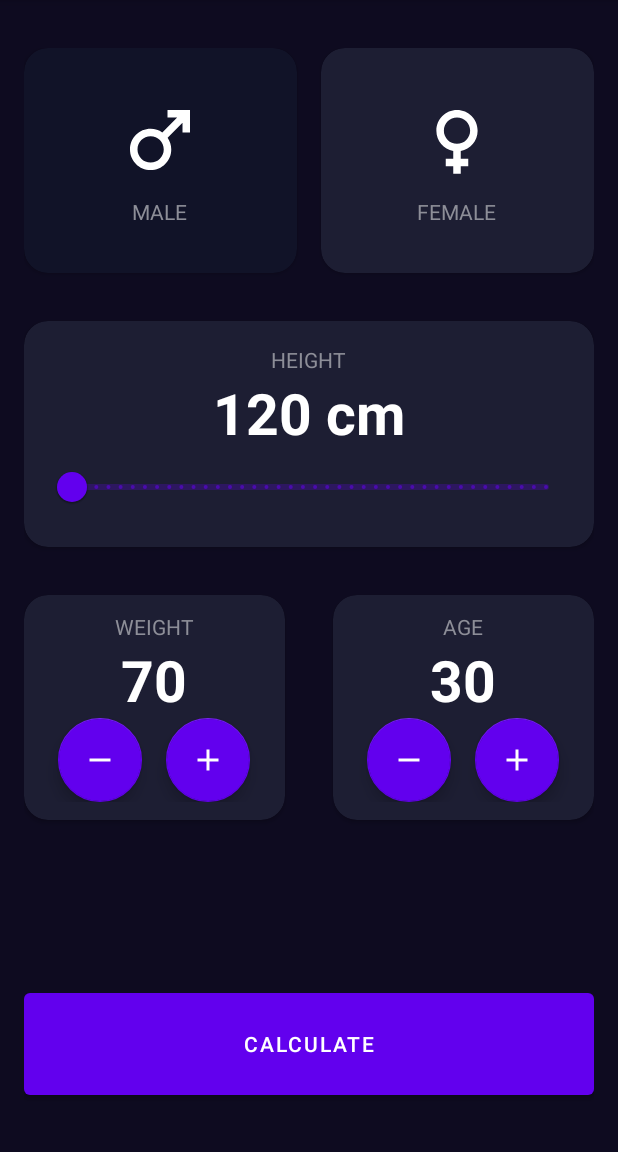
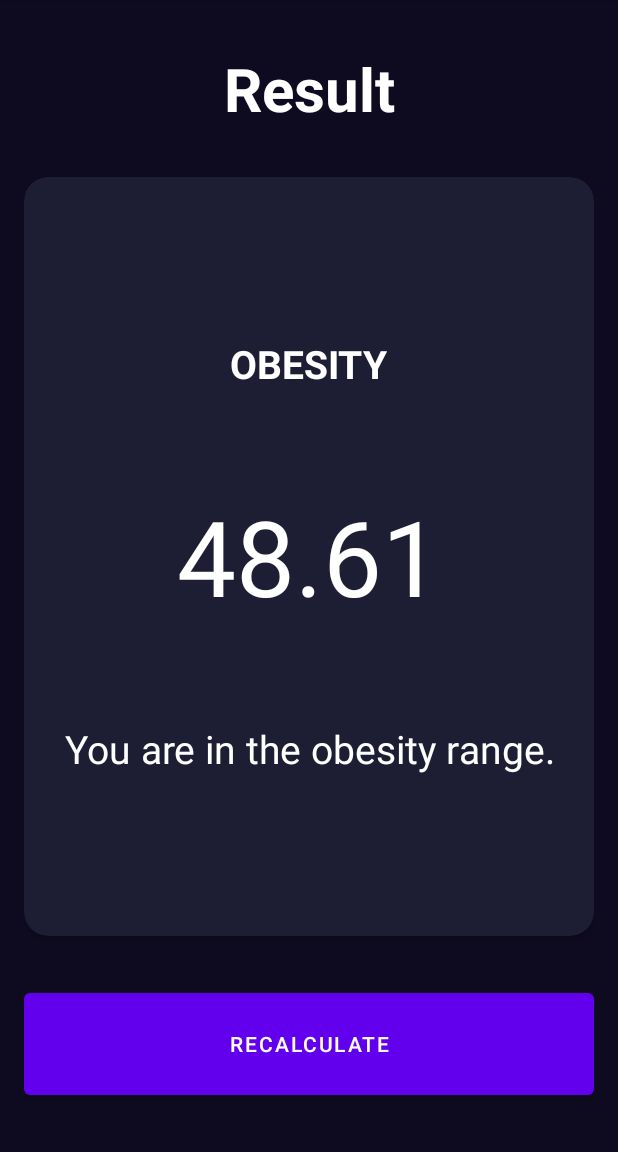
Before and after one commit to yonycalsin/BMI-Calculator, an Android app: the screen it shows after launch (MainActivity before the commit, ResultActivity after it), after a tap on "CALCULATE", on a phone screen of 412 x 824 dp, the part 84-1236 px from its top. Run offline under Robolectric (Android 15) with nearby library versions, the phone set to English and light mode, and no system bars.

Commit message:
feat: add result activity and recalculate button

```diff
--- a/app/src/main/AndroidManifest.xml
+++ b/app/src/main/AndroidManifest.xml
@@ -13,6 +13,9 @@
         android:theme="@style/Theme.BMICaculator"
         tools:targetApi="31">
         <activity
+            android:name=".ResultActivity"
+            android:exported="false" />
+        <activity
             android:name=".MainActivity"
             android:exported="true">
             <intent-filter>
--- a/app/src/main/java/com/yonycalsin/bmicaculator/MainActivity.kt
+++ b/app/src/main/java/com/yonycalsin/bmicaculator/MainActivity.kt
@@ -1,5 +1,6 @@
 package com.yonycalsin.bmicaculator
 
+import android.content.Intent
 import androidx.appcompat.app.AppCompatActivity
 import android.os.Bundle
 import android.util.Log
@@ -46,6 +47,10 @@ class MainActivity : AppCompatActivity() {
     private var currentWeight: Int = 70
 
     private var currentAge: Int = 30
+
+    companion object {
+        const val IMC_RESULT_EXTRA_KEY = "IMC_RESULT"
+    }
 
     override fun onCreate(savedInstanceState: Bundle?) {
         super.onCreate(savedInstanceState)
@@ -127,7 +132,7 @@ class MainActivity : AppCompatActivity() {
         }
 
         btnCalculate.setOnClickListener {
-            calculateBMI()
+            navigateToResult(calculateBMI())
         }
     }
 
@@ -168,13 +173,21 @@ class MainActivity : AppCompatActivity() {
         textViewAge.text = currentAge.toString()
     }
 
-    private fun calculateBMI() {
+
+    private fun navigateToResult(result: Double) {
+        val intent = Intent(this, ResultActivity::class.java)
+
+        intent.putExtra(IMC_RESULT_EXTRA_KEY, result)
+
+        startActivity(intent)
+    }
+    private fun calculateBMI(): Double {
         val bmi = currentWeight / ((currentHeight.toDouble() / 100) * (currentHeight.toDouble() / 100))
 
         val df = DecimalFormat("#.##")
 
         val result = df.format(bmi).toDouble()
 
-        Log.i("bmi", "result $bmi")
+        return result
     }
 }
--- /dev/null
+++ b/app/src/main/java/com/yonycalsin/bmicaculator/ResultActivity.kt
@@ -0,0 +1,86 @@
+package com.yonycalsin.bmicaculator
+
+import androidx.appcompat.app.AppCompatActivity
+import android.os.Bundle
+import android.widget.Button
+import android.widget.TextView
+import com.yonycalsin.bmicaculator.MainActivity.Companion.IMC_RESULT_EXTRA_KEY
+
+class ResultActivity : AppCompatActivity() {
+    private lateinit var textViewIMCStatus: TextView
+
+    private lateinit var textViewIMC: TextView
+
+    private lateinit var textViewIMCInfo: TextView
+
+    private lateinit var btnRecalculate: Button
+
+    override fun onCreate(savedInstanceState: Bundle?) {
+        super.onCreate(savedInstanceState)
+
+        setContentView(R.layout.activity_result)
+
+        val result = intent.extras?.getDouble(IMC_RESULT_EXTRA_KEY) ?: -1.0
+
+        this.initComponents()
+
+        this.initListeners()
+
+        this.initUI(result)
+    }
+
+    private fun initComponents() {
+        textViewIMCStatus = findViewById(R.id.textViewIMCStatus)
+
+        textViewIMC = findViewById(R.id.textViewIMC)
+
+        textViewIMCInfo = findViewById(R.id.textViewIMCInfo)
+
+        btnRecalculate = findViewById(R.id.btnRecalculate)
+    }
+
+    private fun initListeners() {
+        btnRecalculate.setOnClickListener {
+            onBackPressedDispatcher.onBackPressed()
+        }
+    }
+
+    private fun initUI(result: Double) {
+        textViewIMC.text = result.toString()
+
+        when (result) {
+            in 0.00..18.50 -> {
+                textViewIMCStatus.text = getString(R.string.imc_status_low_weight)
+
+                textViewIMCInfo.text = getString(R.string.imc_info_low_weight)
+            }
+
+            in 18.51..24.99 -> {
+                textViewIMCStatus.text = getString(R.string.imc_status_normal_weight)
+
+                textViewIMCInfo.text = getString(R.string.imc_info_normal_weight)
+            }
+
+            in 25.00..29.99 -> {
+                textViewIMCStatus.text = getString(R.string.imc_status_over_weight)
+
+                textViewIMCInfo.text = getString(R.string.imc_info_over_weight)
+            }
+
+            in 30.00..99.00 -> {
+                textViewIMCStatus.text = getString(R.string.imc_status_obesity_weight)
+
+                textViewIMCInfo.text = getString(R.string.imc_info_obesity_weight)
+            }
+
+            else -> {
+                textViewIMCStatus.text = getString(R.string.invalid)
+
+                textViewIMC.text = getString(R.string.invalid)
+
+                textViewIMCInfo.text = getString(R.string.invalid)
+            }
+        }
+    }
+
+}
--- /dev/null
+++ b/app/src/main/res/layout/activity_result.xml
@@ -0,0 +1,82 @@
+<?xml version="1.0" encoding="utf-8"?>
+<androidx.constraintlayout.widget.ConstraintLayout xmlns:android="http://schemas.android.com/apk/res/android"
+    xmlns:app="http://schemas.android.com/apk/res-auto"
+    xmlns:tools="http://schemas.android.com/tools"
+    android:layout_width="match_parent"
+    android:layout_height="match_parent"
+    android:background="@color/background"
+    android:paddingHorizontal="16dp"
+    android:paddingVertical="32dp"
+    tools:context=".ResultActivity">
+
+    <TextView
+        android:id="@+id/textViewTitle"
+        android:layout_width="wrap_content"
+        android:layout_height="wrap_content"
+        android:text="@string/result"
+        android:textColor="@color/white"
+        android:textSize="40sp"
+        android:textStyle="bold"
+        app:layout_constraintEnd_toEndOf="parent"
+        app:layout_constraintStart_toStartOf="parent"
+        app:layout_constraintTop_toTopOf="parent" />
+
+    <androidx.cardview.widget.CardView
+        android:layout_width="0dp"
+        android:layout_height="0dp"
+        android:layout_marginVertical="32dp"
+        app:cardBackgroundColor="@color/card_background"
+        app:cardCornerRadius="16dp"
+        app:layout_constraintBottom_toTopOf="@+id/btnRecalculate"
+        app:layout_constraintEnd_toEndOf="parent"
+        app:layout_constraintStart_toStartOf="parent"
+        app:layout_constraintTop_toBottomOf="@+id/textViewTitle">
+
+        <androidx.appcompat.widget.LinearLayoutCompat
+            android:layout_width="match_parent"
+            android:layout_height="match_parent"
+            android:layout_margin="16dp"
+            android:gravity="center"
+            android:orientation="vertical">
+
+            <TextView
+                android:id="@+id/textViewIMCStatus"
+                android:layout_width="wrap_content"
+                android:layout_height="wrap_content"
+                android:textAllCaps="true"
+                android:textColor="@color/white"
+                android:textSize="26sp"
+                android:textStyle="bold"
+                tools:text="NORMAL" />
+
+            <TextView
+                android:id="@+id/textViewIMC"
+                android:layout_width="wrap_content"
+                android:layout_height="wrap_content"
+                android:layout_marginVertical="64dp"
+                android:textColor="@color/white"
+                android:textSize="70sp"
+                tools:text="24.5" />
+
+            <TextView
+                android:id="@+id/textViewIMCInfo"
+                android:layout_width="match_parent"
+                android:layout_height="wrap_content"
+                android:textAlignment="center"
+                android:textColor="@color/white"
+                android:textSize="26sp"
+                tools:text="Your body weight is exactly where it should be, keep on keeping on!" />
+
+        </androidx.appcompat.widget.LinearLayoutCompat>
+    </androidx.cardview.widget.CardView>
+
+    <Button
+        android:id="@+id/btnRecalculate"
+        android:layout_width="0dp"
+        android:layout_height="80dp"
+        android:text="@string/recalculate"
+        app:layout_constraintBottom_toBottomOf="parent"
+        app:layout_constraintEnd_toEndOf="parent"
+        app:layout_constraintStart_toStartOf="parent" />
+
+</androidx.constraintlayout.widget.ConstraintLayout>
--- a/app/src/main/res/values/strings.xml
+++ b/app/src/main/res/values/strings.xml
@@ -6,4 +6,20 @@
     <string name="weight">Weight</string>
     <string name="age">Age</string>
     <string name="calculate">Calculate</string>
+    <string name="result">Result</string>
+    <string name="recalculate">Recalculate</string>
+
+    <string name="invalid">Invalid</string>
+
+    <string name="imc_status_low_weight">Low weight</string>
+    <string name="imc_info_low_weight">You are underweight.</string>
+
+    <string name="imc_status_normal_weight">Normal weight</string>
+    <string name="imc_info_normal_weight">You are at a healthy weight.</string>
+
+    <string name="imc_status_over_weight">Overweight</string>
+    <string name="imc_info_over_weight">You are carrying some extra weight.</string>
+
+    <string name="imc_status_obesity_weight">Obesity</string>
+    <string name="imc_info_obesity_weight">You are in the obesity range.</string>
 </resources>
```
